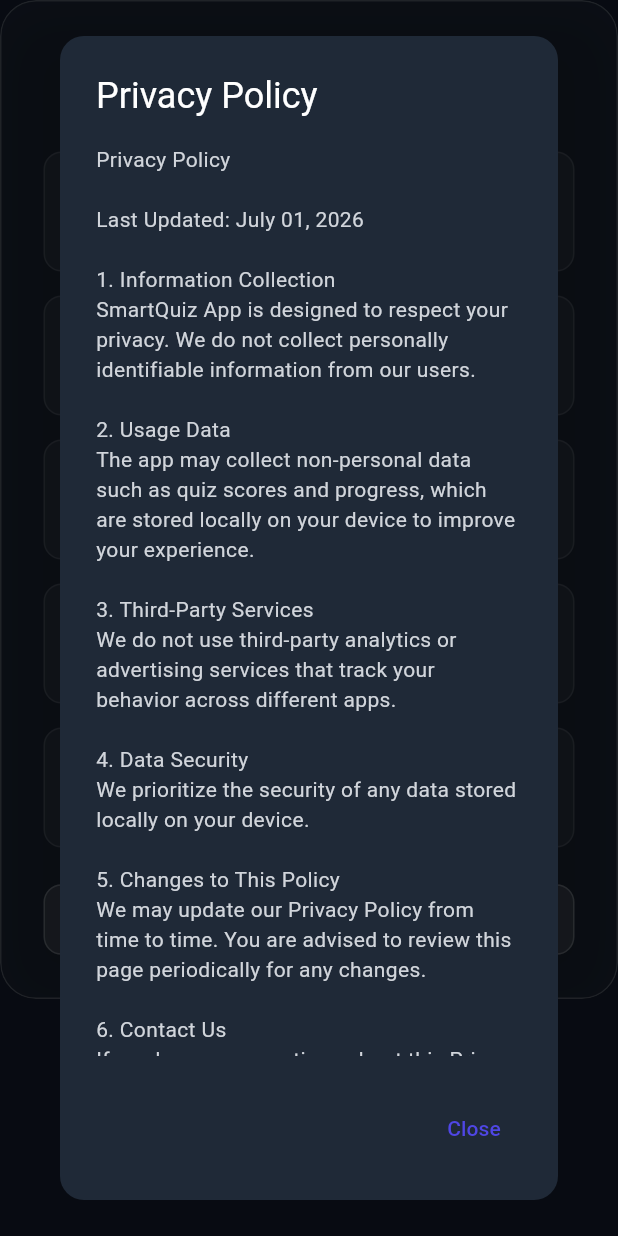
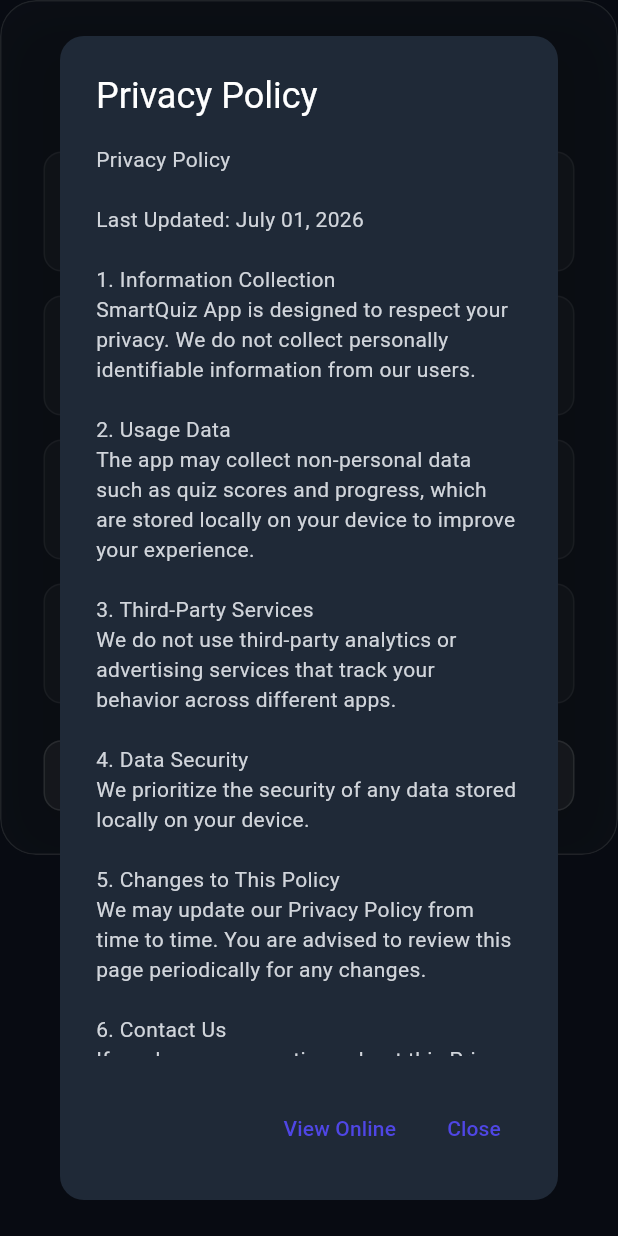
Before and after one commit to dhananjay-pareek/smart-quiz-app-flutter, a Flutter app: the LegalScreen widget shown alone on an empty page, opened directly with empty values, after a tap on "Privacy Policy", on a phone screen of 412 x 824 dp. Run offline on Flutter 3.47's test engine with Material 3 defaults, Android fonts, the phone set to English and light mode, and no system bars; our stand-ins replace shared_preferences; accounts and stored records are empty.

Commit message:
Integrate live legal URLs and add url_launcher

```diff
--- a/lib/screens/legal_screen.dart
+++ b/lib/screens/legal_screen.dart
@@ -1,4 +1,5 @@
 import 'package:flutter/material.dart';
+import 'package:url_launcher/url_launcher.dart';
 import '../theme/app_colors.dart';
 import '../widgets/app_button.dart';
 import '../widgets/glass_card.dart';
@@ -7,6 +8,16 @@
   final VoidCallback onBack;
 
   const LegalScreen({super.key, required this.onBack});
+
+  static const String _privacyUrl = 'https://dhananjay-pareek.github.io/smart-quiz-legal/privacy.html';
+  static const String _termsUrl = 'https://dhananjay-pareek.github.io/smart-quiz-legal/terms.html';
+
+  Future<void> _launchUrl(String urlString) async {
+    final Uri url = Uri.parse(urlString);
+    if (!await launchUrl(url, mode: LaunchMode.externalApplication)) {
+      throw Exception('Could not launch $url');
+    }
+  }
 
   @override
   Widget build(BuildContext context) {
@@ -32,7 +43,7 @@
                   ),
                 ),
               ),
-              const SizedBox(width: 48), // Balance for back button
+              const SizedBox(width: 48),
             ],
           ),
           const SizedBox(height: 24),
@@ -44,6 +55,7 @@
               context,
               'Privacy Policy',
               _privacyPolicyText,
+              _privacyUrl,
             ),
           ),
           const SizedBox(height: 16),
@@ -55,14 +67,8 @@
               context,
               'Terms & Conditions',
               _termsAndConditionsText,
+              _termsUrl,
             ),
-          ),
-          const SizedBox(height: 16),
-          _buildLegalItem(
-            context,
-            'About the App',
-            'Version 1.0.0',
-            null,
           ),
           const SizedBox(height: 16),
           _buildLegalItem(
@@ -73,19 +79,15 @@
               context,
               'Contact Support',
               'For support, please email us at support@smartquizapp.com. We will get back to you as soon as possible.',
+              null,
             ),
           ),
           const SizedBox(height: 16),
           _buildLegalItem(
             context,
-            'Rate Our App',
-            'Support us on the Play Store',
-            () {
-              // Once you have the app link, you can use url_launcher to open it.
-              ScaffoldMessenger.of(context).showSnackBar(
-                const SnackBar(content: Text('App link will be available after publishing!')),
-              );
-            },
+            'About the App',
+            'Version 1.0.0',
+            null,
           ),
           const SizedBox(height: 24),
           AppButton(
@@ -146,7 +148,7 @@
     );
   }
 
-  void _showPolicyDialog(BuildContext context, String title, String content) {
+  void _showPolicyDialog(BuildContext context, String title, String content, String? url) {
     showDialog(
       context: context,
       builder: (context) => AlertDialog(
@@ -160,6 +162,11 @@
           ),
         ),
         actions: [
+          if (url != null)
+            TextButton(
+              onPressed: () => _launchUrl(url),
+              child: const Text('View Online', style: TextStyle(color: AppColors.primaryBtn)),
+            ),
           TextButton(
             onPressed: () => Navigator.pop(context),
             child: const Text('Close', style: TextStyle(color: AppColors.primaryBtn)),
--- a/pubspec.yaml
+++ b/pubspec.yaml
@@ -12,6 +12,7 @@
     sdk: flutter
   shared_preferences: ^2.3.2
   cupertino_icons: ^1.0.8
+  url_launcher: ^6.2.5
 
 dev_dependencies:
   flutter_test:
```
